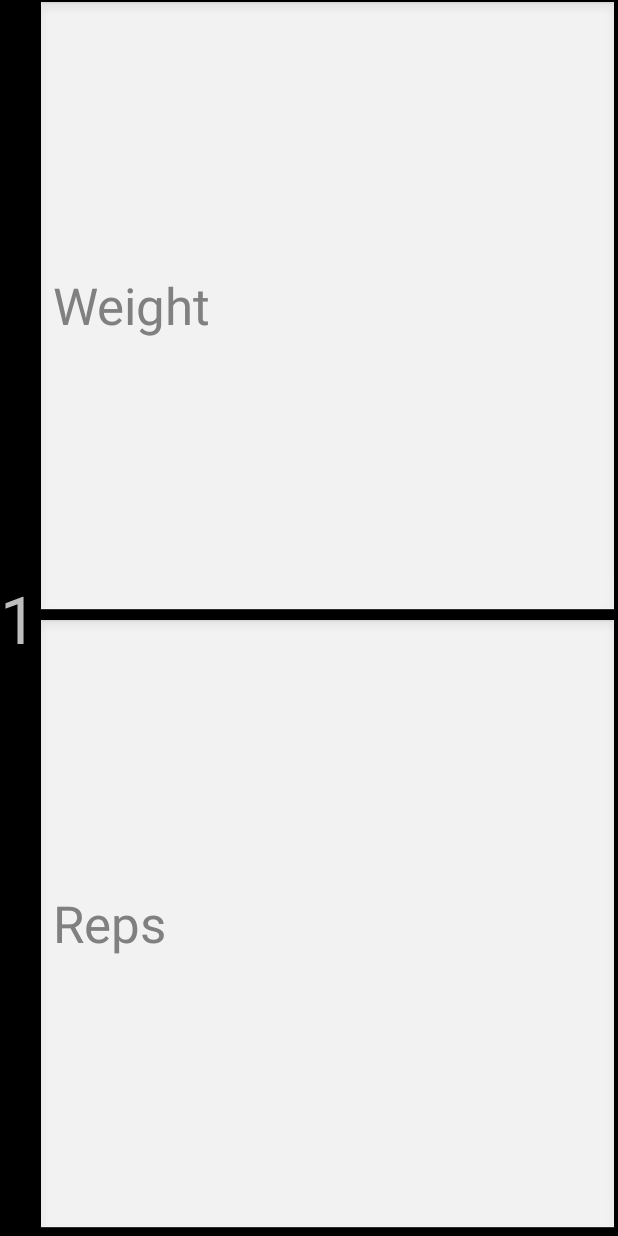
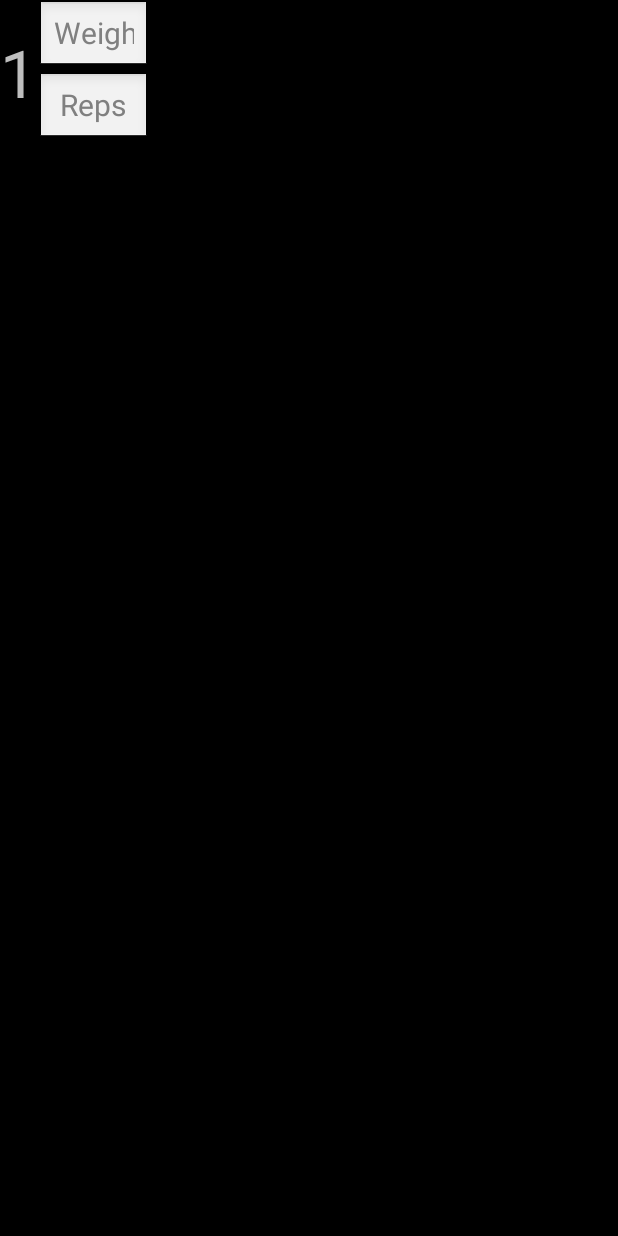
Before and after one commit to DSquare68/Gym-Assistant, an Android app: the layout round.xml on its own in the app's theme, with its tools: preview values and no code run, on a phone screen of 412 x 824 dp. Run offline under Robolectric (Android 15) with nearby library versions, the light colour scheme and no system bars.

Commit message:
Create exercise.xml and make changes in sizing of round

```diff
--- a/app/src/main/res/layout/round.xml
+++ b/app/src/main/res/layout/round.xml
@@ -1,8 +1,8 @@
 <?xml version="1.0" encoding="utf-8"?>
 <LinearLayout xmlns:android="http://schemas.android.com/apk/res/android"
     android:id="@+id/round_container"
-    android:layout_width="match_parent"
-    android:layout_height="match_parent"
+    android:layout_width="100dp"
+    android:layout_height="wrap_content"
     android:orientation="horizontal">
 
     <TextView
@@ -23,20 +23,22 @@
             android:id="@+id/editText"
             android:layout_width="match_parent"
             android:layout_height="wrap_content"
+            android:gravity="center"
             android:ems="10"
             android:inputType="text"
             android:layout_weight="1"
-            android:textSize="34sp"
+            android:textSize="20sp"
             android:hint="@string/weight" />
 
         <EditText
             android:id="@+id/editText2"
             android:layout_width="match_parent"
             android:layout_height="wrap_content"
+            android:gravity="center"
             android:ems="10"
             android:inputType="text"
             android:layout_weight="1"
-            android:textSize="34sp"
+            android:textSize="20sp"
             android:hint="@string/reps" />
     </LinearLayout>
 </LinearLayout>
--- a/app/src/main/res/values/dimens.xml
+++ b/app/src/main/res/values/dimens.xml
@@ -11,4 +11,7 @@
     <dimen name="stopwatch_buttons_dim">60dp</dimen>
     <dimen name="round_number">30dp</dimen>
     <dimen name="min_round_value_width">130dp</dimen>
+    <dimen name="add_delete_round_icon_size">45dp</dimen>
+    <dimen name="add_delete_round_container_width">50dp</dimen>
+    <dimen name="add_delete_round_container_height">100dp</dimen>
 </resources>
```
Also changed, not shown: app/src/main/res/layout/exercise.xml (added, +62 -0 lines).
